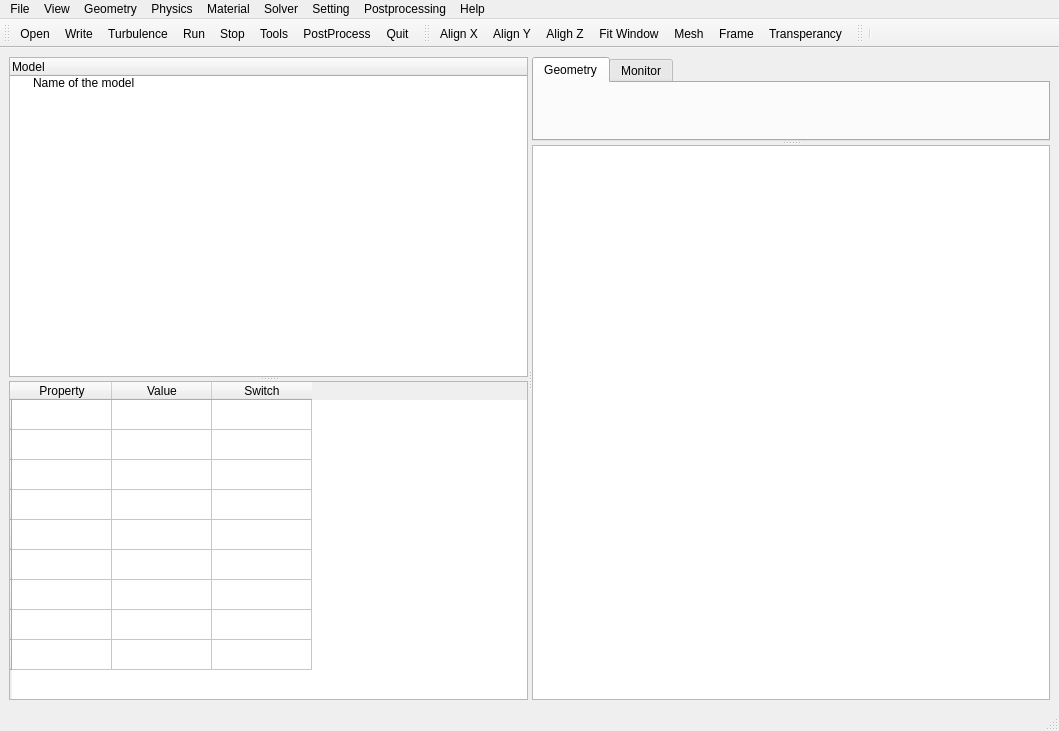
shach934/scripts, file PyQtVTK/ccm.ui: the form before one commit.
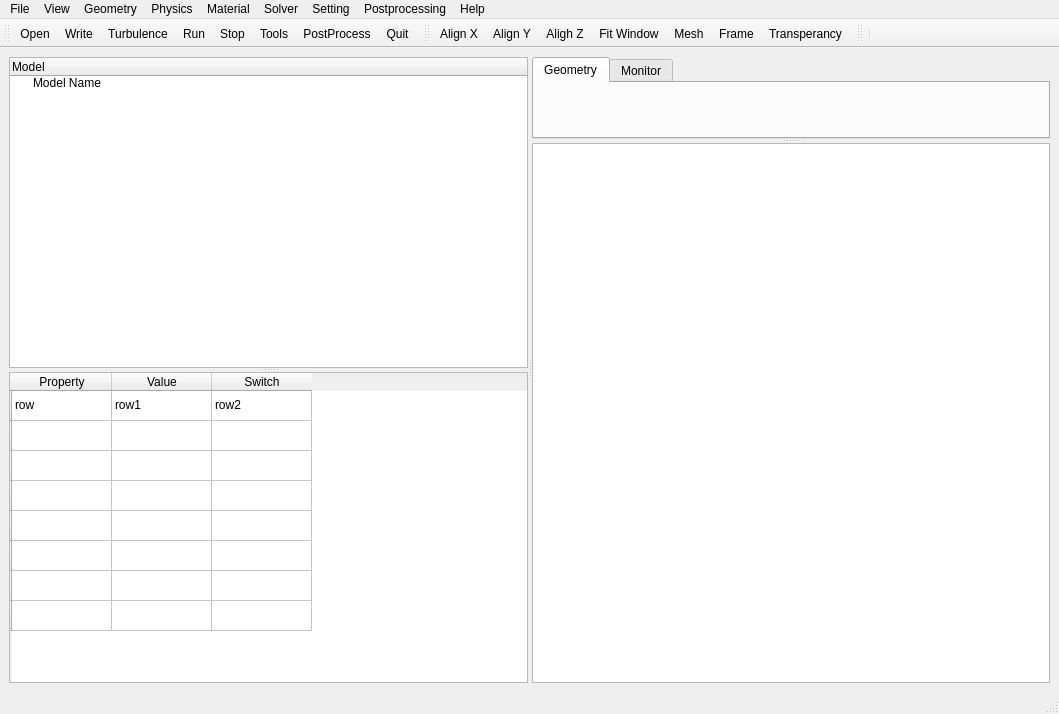
The form after the commit. Icons and pictures are not drawn.

Patch:
```diff
--- a/PyQtVTK/ccm.ui
+++ b/PyQtVTK/ccm.ui
@@ -7,7 +7,7 @@
     <x>0</x>
     <y>0</y>
     <width>1059</width>
-    <height>731</height>
+    <height>714</height>
    </rect>
   </property>
   <property name="sizePolicy">
@@ -55,7 +55,10 @@
         </column>
         <item>
          <property name="text">
-          <string>Name of the model</string>
+          <string>Model Name</string>
+         </property>
+         <property name="flags">
+          <set>ItemIsSelectable|ItemIsDragEnabled|ItemIsUserCheckable|ItemIsEnabled|ItemIsTristate</set>
          </property>
         </item>
        </widget>
@@ -100,11 +103,6 @@
           <string/>
          </property>
         </row>
-        <row>
-         <property name="text">
-          <string/>
-         </property>
-        </row>
         <column>
          <property name="text">
           <string>Property</string>
@@ -120,6 +118,21 @@
           <string>Switch</string>
          </property>
         </column>
+        <item row="0" column="0">
+         <property name="text">
+          <string>row</string>
+         </property>
+        </item>
+        <item row="0" column="1">
+         <property name="text">
+          <string>row1</string>
+         </property>
+        </item>
+        <item row="0" column="2">
+         <property name="text">
+          <string>row2</string>
+         </property>
+        </item>
        </widget>
       </widget>
       <widget class="QSplitter" name="rightDomain">
```
Left out of the diff: 6 changed lines with no effect on the pictures.
